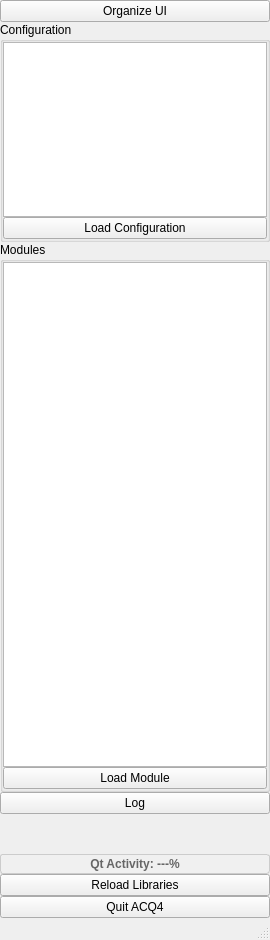
This is acq4/modules/Manager/ManagerTemplate.ui in acq4/acq4 as Qt 5 draws it before an edit. The edited form follows.
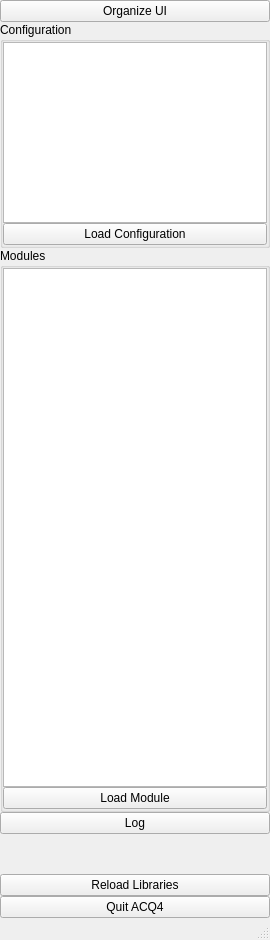
This is the edited form. Custom widgets are drawn as their Qt base class.

What changed in the file:
```diff
--- a/acq4/modules/Manager/ManagerTemplate.ui
+++ b/acq4/modules/Manager/ManagerTemplate.ui
@@ -134,26 +134,7 @@
        </spacer>
       </item>
       <item>
-       <widget class="QLabel" name="qtProfileLabel">
-        <property name="text">
-         <string>Qt Activity: ---%</string>
-        </property>
-        <property name="alignment">
-         <set>Qt::AlignCenter</set>
-        </property>
-        <property name="styleSheet">
-         <string notr="true">QLabel { 
-  font-weight: bold; 
-  color: #666666;
-  background-color: #f0f0f0;
-  border: 1px solid #cccccc;
-  border-radius: 3px;
-  padding: 2px;
-}</string>
-        </property>
-        <property name="visible">
-         <bool>false</bool>
-        </property>
+       <widget class="ResourceMonitorWidget" name="resourceMonitor">
        </widget>
       </item>
       <item>
@@ -182,6 +163,11 @@
    <extends>QPushButton</extends>
    <header>acq4.LogWindow</header>
   </customwidget>
+  <customwidget>
+   <class>ResourceMonitorWidget</class>
+   <extends>QWidget</extends>
+   <header>acq4.util.resource_monitor</header>
+  </customwidget>
  </customwidgets>
  <resources/>
  <connections/>
```
